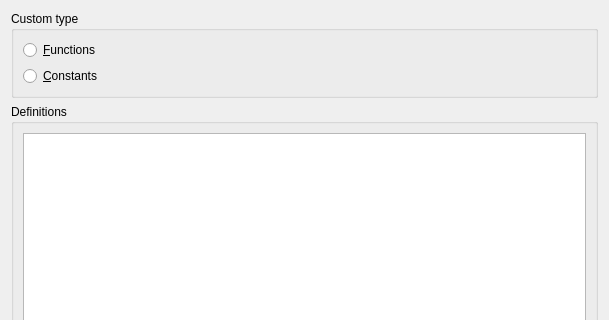
Above: dialogs/custom.ui from veusz/veusz before the change; both pictures show x 0 to 609 and y 0 to 320 of the 609 by 464 pixel window. Below: the same form after it.
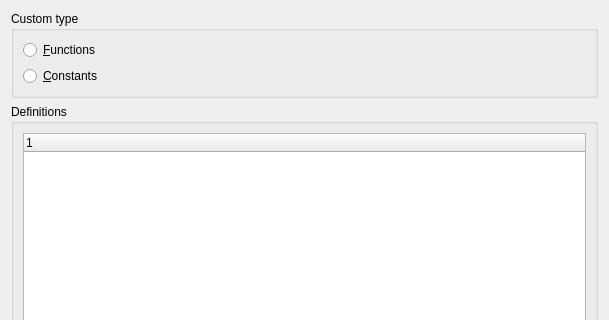
That is the form after the change.

Commit message: Further work on custom definitions dialog

The edit to the form file:
```diff
--- a/dialogs/custom.ui
+++ b/dialogs/custom.ui
@@ -50,7 +50,16 @@
      </property>
      <layout class="QVBoxLayout" name="verticalLayout_3">
       <item>
-       <widget class="QListWidget" name="definitionList"/>
+       <widget class="QTreeWidget" name="definitionTree">
+        <property name="rootIsDecorated">
+         <bool>false</bool>
+        </property>
+        <column>
+         <property name="text">
+          <string notr="true">1</string>
+         </property>
+        </column>
+       </widget>
       </item>
       <item>
        <layout class="QGridLayout" name="gridLayout">
```
The commit also changes 1 other file.
